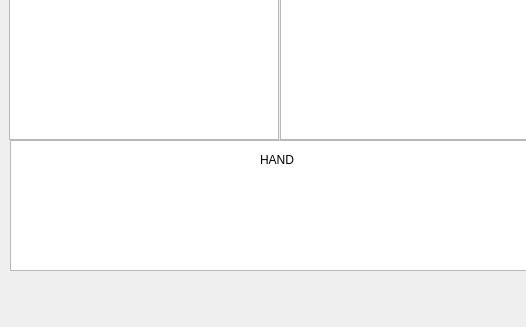
Before: the Qt Designer form Student/mainwindow.ui in eerotarri/Korttipeli, drawn with Qt 5; both pictures show x 0 to 526 and y 310 to 637 of the 1037 by 637 pixel window.
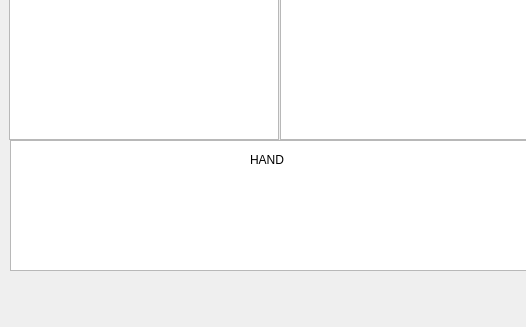
After: the same form once the commit is applied.

Patch:
```diff
--- a/Student/mainwindow.ui
+++ b/Student/mainwindow.ui
@@ -142,7 +142,7 @@
    <widget class="QLabel" name="label_5">
     <property name="geometry">
      <rect>
-      <x>260</x>
+      <x>250</x>
       <y>460</y>
       <width>63</width>
       <height>20</height>
```
